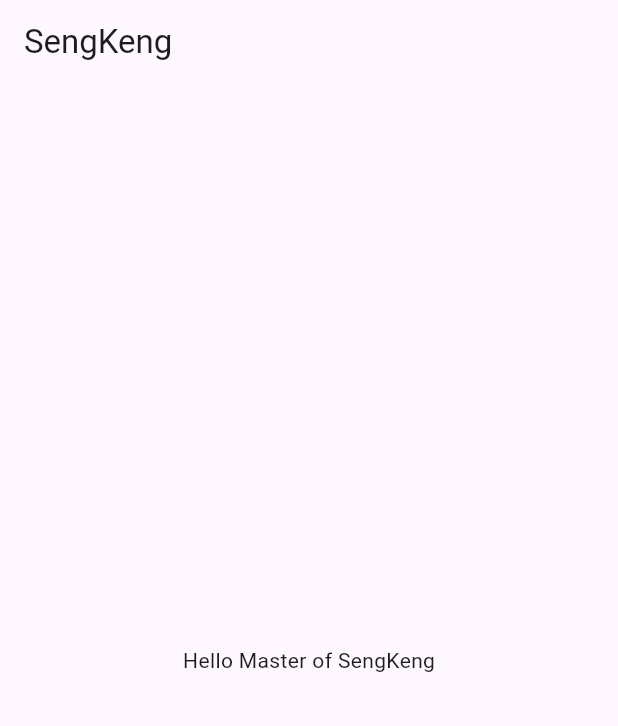
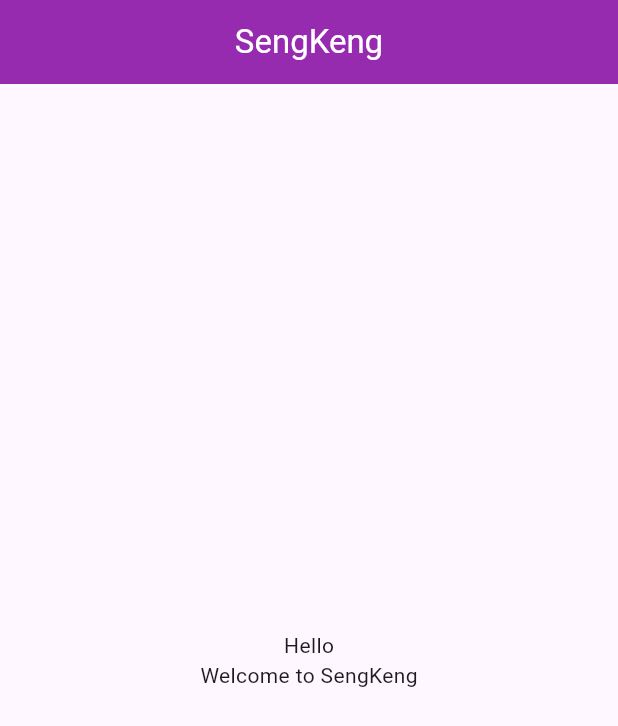
Before and after one commit to TkTossakan/flutter_empty_app, a Flutter app: the screen it shows after launch, on a phone screen of 412 x 824 dp. Shown: the top 726 px of the screen. Run offline on Flutter 3.47's test engine with Material 3 defaults, Android fonts, the phone set to English and light mode, and no system bars.

Commit message:
set layout

```diff
--- a/lib/main.dart
+++ b/lib/main.dart
@@ -11,7 +11,15 @@ class MainApp extends StatelessWidget {
   @override
   Widget build(BuildContext context) {
     return MaterialApp(
-      home: MyHomePage()
+      theme: ThemeData(
+        appBarTheme: const AppBarTheme(
+          backgroundColor: Colors.purple,
+          foregroundColor: Colors.white,
+          elevation: 4,
+          centerTitle: true,
+        ),
+      ),
+      home: const MyHomePage(), // ✅ ใส่ const ถ้าไม่มี state
     );
   }
 }
--- a/lib/my_home_page.dart
+++ b/lib/my_home_page.dart
@@ -12,8 +12,14 @@ class _MyHomePageState extends State<MyHomePage> {
   Widget build(BuildContext context) {
     return Scaffold(
       appBar: AppBar(title: const Text("SengKeng")),
-      body: const Center(
-        child: Text("Hello Master of SengKeng"),
+      body: Center(
+        child: Column(
+          mainAxisAlignment: MainAxisAlignment.center,
+          children: [
+            Text("Hello"),
+            Text("Welcome to SengKeng"),
+          ],
+        ),
       ),
     );
   }
```
